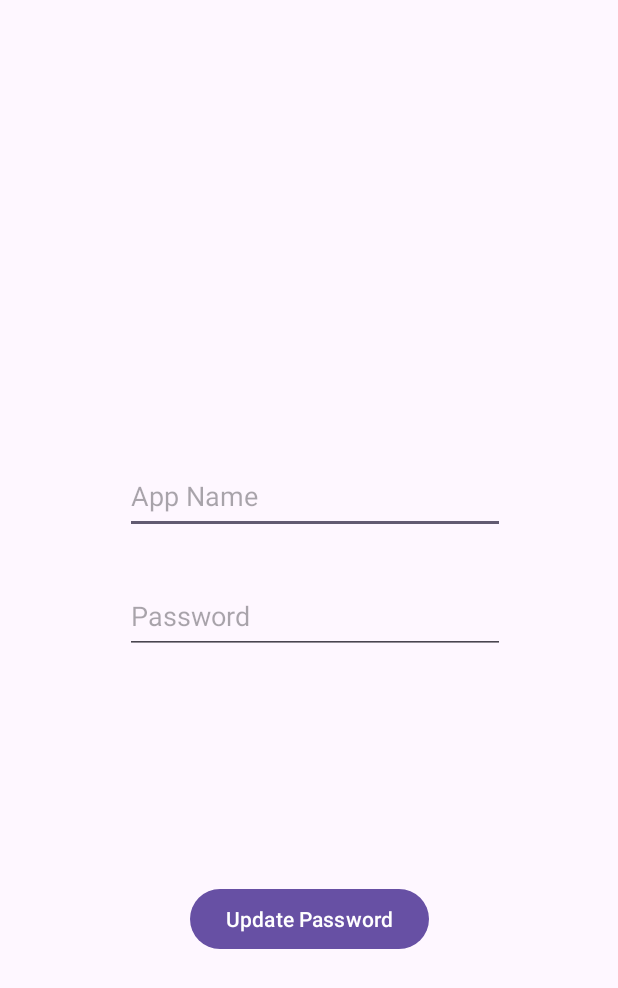
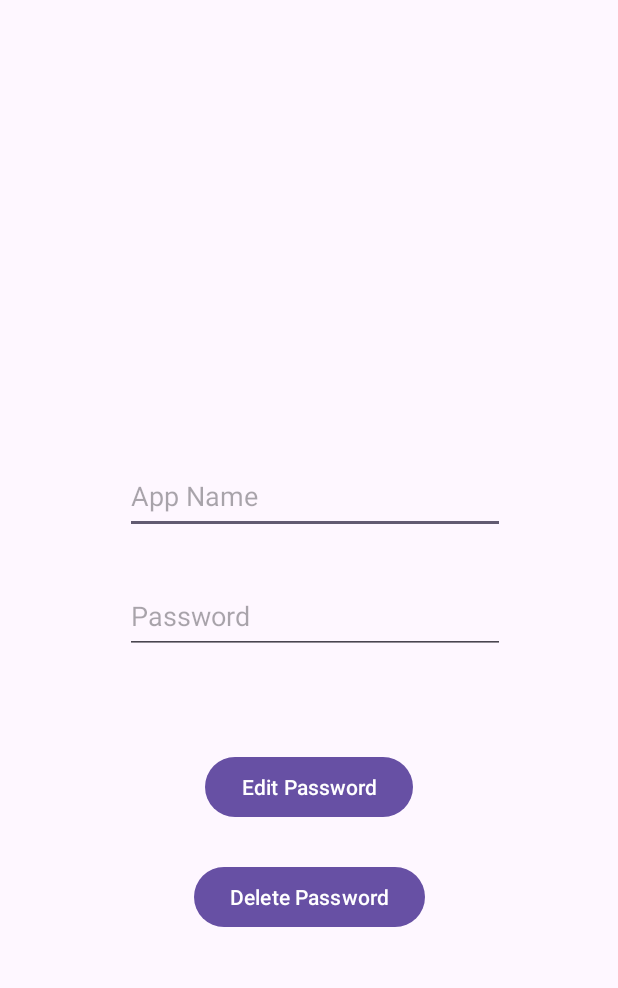
Before and after one commit to brunosolsona/VedrunaVault, an Android app: the layout activity_update_data.xml on its own in the app's theme, with its tools: preview values and no code run, on a phone screen of 412 x 824 dp. Shown: the top 988 px of the screen. Run offline under Robolectric (Android 15) with nearby library versions, the phone set to English and light mode, and no system bars.

Commit message:
Edit and delete data in the same UpdateData activity

```diff
--- a/app/src/main/java/com/example/passmanager/Bienvenido.kt
+++ b/app/src/main/java/com/example/passmanager/Bienvenido.kt
@@ -55,7 +55,7 @@ class Bienvenido : AppCompatActivity() {
         })
 
         BtnCrearPass.setOnClickListener {
-            val intent2 = Intent(this@Bienvenido, create_password::class.java)
+            val intent2 = Intent(this@Bienvenido, UpdateData::class.java)
             intent2.putExtra("NOMBRE_USUARIO", nombreUsuario)
             startActivity(intent2)
         }
--- a/app/src/main/res/layout/activity_bienvenido.xml
+++ b/app/src/main/res/layout/activity_bienvenido.xml
@@ -40,14 +40,14 @@
         android:layout_height="wrap_content"
         android:clickable="true"
         android:contentDescription="Enter How Much Cookies You Want"
-        android:text="Crear contrseña"
+        android:text="CRUD"
         app:layout_constraintBottom_toBottomOf="parent"
         app:layout_constraintEnd_toEndOf="parent"
         app:layout_constraintHorizontal_bias="0.935"
         app:layout_constraintStart_toStartOf="parent"
         app:layout_constraintTop_toTopOf="parent"
         app:layout_constraintVertical_bias="0.955"
-        app:srcCompat="@android:drawable/ic_menu_add" />
+        app:srcCompat="@android:drawable/ic_menu_save" />
 
     <androidx.recyclerview.widget.RecyclerView
         android:id="@+id/recyclerViewUsuarios"
--- a/app/src/main/res/layout/activity_update_data.xml
+++ b/app/src/main/res/layout/activity_update_data.xml
@@ -38,10 +38,21 @@
         android:id="@+id/updateButton"
         android:layout_width="wrap_content"
         android:layout_height="wrap_content"
-        android:text="Update Password"
+        android:text="Edit Password"
         app:layout_constraintBottom_toBottomOf="parent"
         app:layout_constraintEnd_toEndOf="parent"
         app:layout_constraintStart_toStartOf="parent"
         app:layout_constraintTop_toTopOf="parent"
-        app:layout_constraintVertical_bias="0.759" />
+        app:layout_constraintVertical_bias="0.645" />
+
+    <Button
+        android:id="@+id/deleteButton"
+        android:layout_width="wrap_content"
+        android:layout_height="wrap_content"
+        android:text="Delete Password"
+        app:layout_constraintBottom_toBottomOf="parent"
+        app:layout_constraintEnd_toEndOf="parent"
+        app:layout_constraintStart_toStartOf="parent"
+        app:layout_constraintTop_toTopOf="parent"
+        app:layout_constraintVertical_bias="0.74" />
 </androidx.constraintlayout.widget.ConstraintLayout>
--- a/app/src/main/res/layout/usuario_item.xml
+++ b/app/src/main/res/layout/usuario_item.xml
@@ -20,10 +20,10 @@
         android:layout_height="wrap_content"
         android:textSize="14sp"/>
 
-    <Button
+    <!-- <Button
         android:id="@+id/editData"
-        android:layout_width="wrap_content"
+        android:layout_width="94dp"
         android:layout_height="wrap_content"
-        android:text="Edit Data" />
+        android:text="Delete Data" /> -->
 
 </LinearLayout>
```
Also changed, not shown: app/src/main/java/com/example/passmanager/UpdateData.kt (+23 -1 lines), app/src/main/java/com/example/passmanager/UsuariosAdapter.kt (+6 -7 lines).
